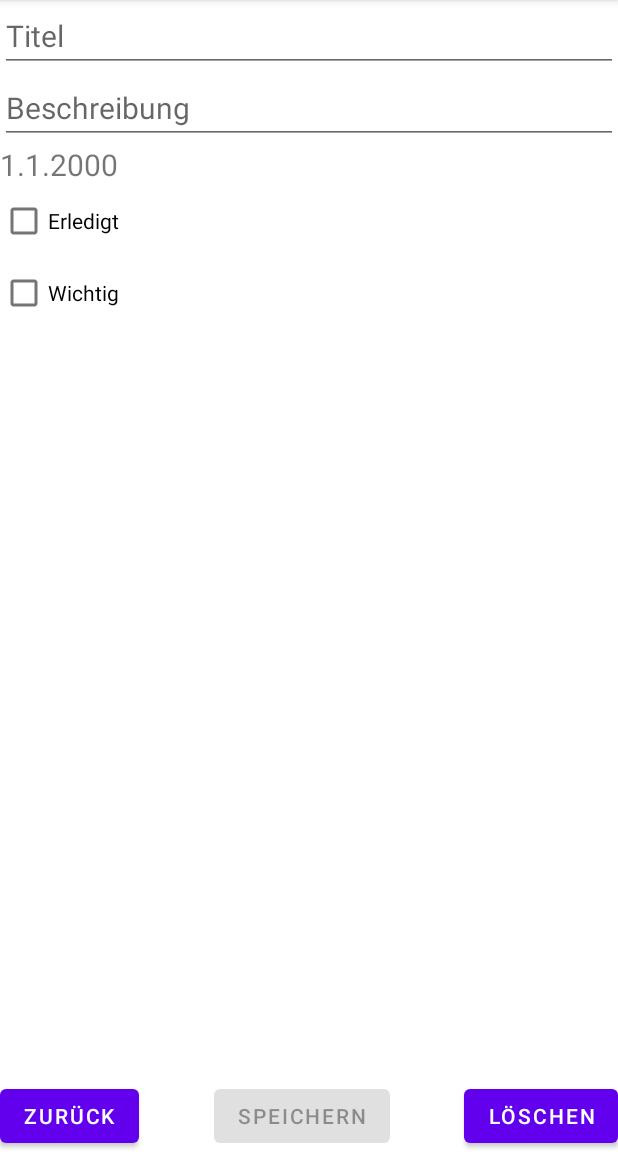
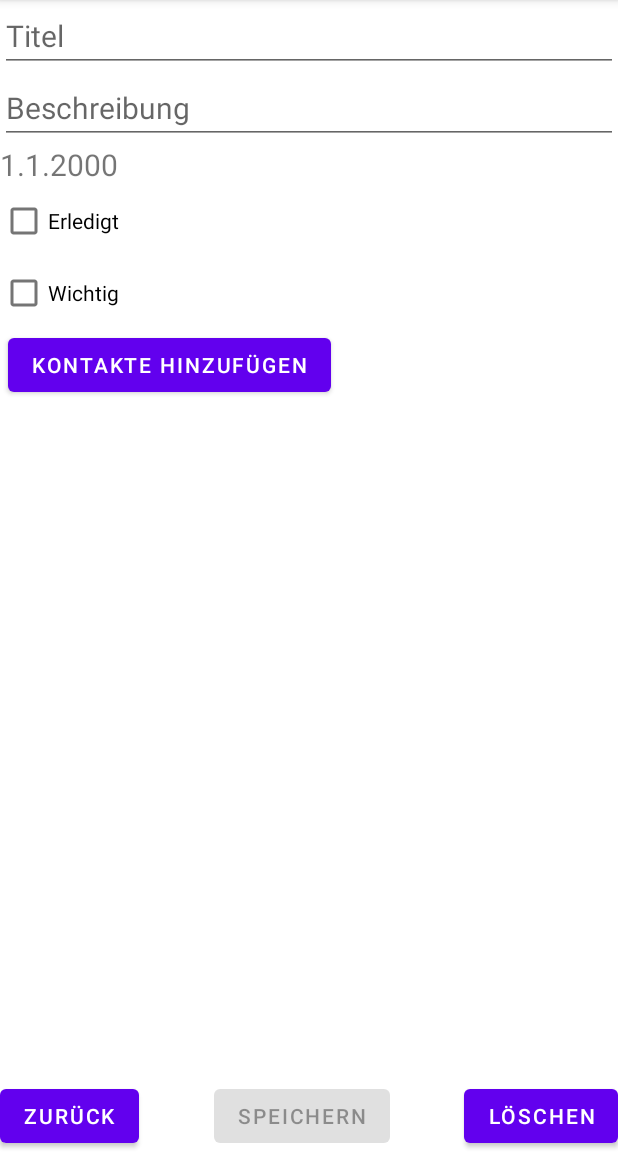
Before and after one commit to ChristianKitte/Yatol, an Android app: the EditToDo screen opened through its navigation route, in the options menu, after a tap on "Lokale Daten löschen", on a phone screen of 412 x 824 dp, the part 84-1236 px from its top. Run offline under Robolectric (Android 15) with nearby library versions, the phone set to English and light mode, and no system bars; our stand-ins replace Room's generated code; libraries missing offline, so code that uses them is left out: androidx.constraintlayout.solver.

Commit message:
Layout und visuelle Effekte erweitert und implementiert.

```diff
--- /dev/null
+++ b/app/src/main/java/de/ckitte/myapplication/Util/DateTimeUtil.kt
@@ -0,0 +1,17 @@
+package de.ckitte.myapplication.Util
+
+import java.time.LocalDateTime
+
+class DateTimeUtil {
+    companion object {
+        fun getTimeString(dateTime: LocalDateTime): String {
+            val currentDayString = dateTime.dayOfMonth.toString().padStart(2, '0')
+            val currentMonthString = dateTime.monthValue.toString().padStart(2, '0')
+            val currentYearString = dateTime.year.toString().padStart(4, '0')
+            val currentHourString = dateTime.hour.toString().padStart(2, '0')
+            val currentMinuteString = dateTime.minute.toString().padStart(2, '0')
+
+            return "Am $currentDayString.$currentMonthString.$currentYearString um $currentHourString:$currentMinuteString Uhr"
+        }
+    }
+}
--- a/app/src/main/java/de/ckitte/myapplication/database/daos/ToDoDao.kt
+++ b/app/src/main/java/de/ckitte/myapplication/database/daos/ToDoDao.kt
@@ -48,7 +48,7 @@ interface ToDoDao {
 
     // Für die Verwendung mit Flow und zur Nutzung mit einem Observer
     // ist dies Pattern notwendig. ACHTUNG: fun ohne suspend!
-    @Query("select * from todo order by toDo_IsDone, toDo_DoUntil, toDo_IsFavourite asc")
+    @Query("select * from todo order by toDo_IsDone, toDo_DoUntil, toDo_IsFavourite desc")
     fun getAllToDosAsFlow_DateThenImportance(): Flow<List<ToDoItem>>
 
     @Query("select * from todo order by toDo_IsDone, toDo_IsFavourite, toDo_DoUntil asc")
--- /dev/null
+++ b/app/src/main/java/de/ckitte/myapplication/rest/api.kt
@@ -0,0 +1,4 @@
+package de.ckitte.myapplication.rest
+
+class api {
+}
--- /dev/null
+++ b/app/src/main/java/de/ckitte/myapplication/surface/Contacts.kt
@@ -0,0 +1,43 @@
+package de.ckitte.myapplication.surface
+
+import android.os.Bundle
+import androidx.fragment.app.Fragment
+import android.view.LayoutInflater
+import android.view.View
+import android.view.ViewGroup
+import androidx.navigation.findNavController
+import de.ckitte.myapplication.Model.EditToDoModel
+import de.ckitte.myapplication.R
+import de.ckitte.myapplication.databinding.FragmentContactsBinding
+import de.ckitte.myapplication.databinding.FragmentEditTodoBinding
+
+class ContactsFragment : Fragment(R.layout.fragment_contacts) {
+    //private lateinit var _viewModel: EditToDoModel
+    private lateinit var _binding: FragmentContactsBinding
+
+    override fun onCreateView(
+        inflater: LayoutInflater, container: ViewGroup?,
+        savedInstanceState: Bundle?
+    ): View? {
+        // Inflate the layout for this fragment
+        return inflater.inflate(R.layout.fragment_contacts, container, false)
+    }
+
+    override fun onViewCreated(view: View, savedInstanceState: Bundle?) {
+        super.onViewCreated(view, savedInstanceState)
+
+        _binding = FragmentContactsBinding.bind(view)
+
+        _binding.apply {
+            btnBack.setOnClickListener {
+                it.findNavController().navigate(R.id.action_contactsFragment_to_editToDo)
+            }
+
+            btnSave.setOnClickListener {
+                it.findNavController().navigate(R.id.action_contactsFragment_to_editToDo)
+            }
+
+        }
+    }
+
+}
--- a/app/src/main/java/de/ckitte/myapplication/surface/EditToDo.kt
+++ b/app/src/main/java/de/ckitte/myapplication/surface/EditToDo.kt
@@ -68,8 +68,6 @@ class EditToDo : Fragment(R.layout.fragment_edit_todo), DatePickerDialog.OnDateS
                 tvDoUntil.text = getDoUntilString()
                 checkIsDone.isChecked = toDoIsDone
                 checkIsFavourite.isChecked = toDoIsFavourite
-
-
             }
         }
 
@@ -148,6 +146,10 @@ class EditToDo : Fragment(R.layout.fragment_edit_todo), DatePickerDialog.OnDateS
             it.findNavController().navigate(R.id.action_editToDo_to_toDoListFragment)
         }
 
+        _binding.btnContacts.setOnClickListener {
+            it.findNavController().navigate(R.id.action_editToDo_to_contactsFragment)
+        }
+
         _binding.btnDelete.setOnClickListener {
             if (currentToDoItem != null) {
                 _viewModel.deleteToDoItem(currentToDoItem)
--- a/app/src/main/java/de/ckitte/myapplication/viewadapter/ToDoListViewAdapter.kt
+++ b/app/src/main/java/de/ckitte/myapplication/viewadapter/ToDoListViewAdapter.kt
@@ -1,33 +1,23 @@
 package de.ckitte.myapplication.viewadapter
 
+import android.annotation.SuppressLint
 import android.content.Context
+import android.graphics.drawable.Drawable
 import android.view.LayoutInflater
-import android.view.View
 import android.view.ViewGroup
-import android.widget.FrameLayout
-import android.widget.Toast
-import androidx.annotation.RestrictTo
-import androidx.annotation.WorkerThread
-import androidx.navigation.NavDirections
-import androidx.navigation.NavHost
-import androidx.navigation.Navigation
+import androidx.core.content.ContextCompat
 import androidx.navigation.findNavController
-import androidx.navigation.fragment.NavHostFragment
+import androidx.recyclerview.widget.DiffUtil
 import androidx.recyclerview.widget.ListAdapter
-import androidx.recyclerview.widget.DiffUtil
 import androidx.recyclerview.widget.RecyclerView
 import de.ckitte.myapplication.Model.ToDoListModel
 import de.ckitte.myapplication.R
-import de.ckitte.myapplication.database.ToDoDatabase
+import de.ckitte.myapplication.Util.DateTimeUtil.Companion.getTimeString
 import de.ckitte.myapplication.database.entities.ToDoItem
-import de.ckitte.myapplication.database.repository.ToDoRepository
 import de.ckitte.myapplication.databinding.FragmentTodoListitemBinding
-import de.ckitte.myapplication.surface.ToDoList
 import de.ckitte.myapplication.viewadapter.ToDoListViewAdapter.ToDoViewHolder
-import kotlinx.coroutines.CoroutineScope
-import kotlinx.coroutines.GlobalScope
-import kotlinx.coroutines.launch
 import java.time.LocalDateTime
+
 
 class ToDoListViewAdapter(private val viewModel: ToDoListModel) :
     ListAdapter<ToDoItem, ToDoViewHolder>(ToDoComparator()) {
@@ -57,7 +47,9 @@ class ToDoListViewAdapter(private val viewModel: ToDoListModel) :
                 checkIsDone.isChecked = toDo.toDoIsDone
                 checkIsFavourite.isChecked = toDo.toDoIsFavourite
 
-                tvDoUntil.text = getDoUntilString(toDo.toDoDoUntil)
+                tvDoUntil.text = getTimeString(toDo.toDoDoUntil)
+                setTitleColor(toDo)
+                setFavouriteIcon()
 
                 fabEdit.setOnClickListener {
                     viewModel.setCurrentToDoItem(toDo)
@@ -67,23 +59,99 @@ class ToDoListViewAdapter(private val viewModel: ToDoListModel) :
                 checkIsDone.setOnClickListener {
                     toDo.toDoIsDone = checkIsDone.isChecked
                     viewModel.updateToDoItem(toDo)
+
+                    setTitleColor(toDo)
                 }
 
                 checkIsFavourite.setOnClickListener {
                     toDo.toDoIsFavourite = checkIsFavourite.isChecked
                     viewModel.updateToDoItem(toDo)
+
+                    setFavouriteIcon()
                 }
             }
         }
 
-        private fun getDoUntilString(dateTime: LocalDateTime): String {
-            val currentDayString = dateTime.dayOfMonth.toString().padStart(2, '0')
-            val currentMonthString = dateTime.monthValue.toString().padStart(2, '0')
-            val currentYearString = dateTime.year.toString().padStart(4, '0')
-            val currentHourString = dateTime.hour.toString().padStart(2, '0')
-            val currentMinuteString = dateTime.minute.toString().padStart(2, '0')
+        private fun FragmentTodoListitemBinding.setFavouriteIcon() {
+            val image: Drawable? = getDrawable()
 
-            return "Am $currentDayString.$currentMonthString.$currentYearString um $currentHourString:$currentMinuteString Uhr"
+            if (checkIsFavourite.isChecked == true) {
+                tvTitle.setCompoundDrawables(
+                    image,
+                    null,
+                    null,
+                    null
+                )
+            } else {
+                tvTitle.setCompoundDrawables(
+                    null,
+                    null,
+                    null,
+                    null
+                )
+            }
+        }
+
+        @SuppressLint("UseCompatLoadingForDrawables")
+        private fun getDrawable(): Drawable? {
+            // WICHTIG ! Sehr lange für gesucht !!!
+            // https://www.programmersought.com/article/67787700192/
+            // Einzig mir bekannter Weg dafür...
+            //val image: Drawable = this@ToDoViewHolder.itemView.context.resources.getDrawable(R.drawable.ic_favourite)
+
+            val image: Drawable? =
+                this@ToDoViewHolder.itemView.context.getDrawable(R.drawable.ic_favourite)
+
+            val h = image?.intrinsicHeight
+            val w = image?.intrinsicWidth
+
+            if (image != null) {
+                if (w != null) {
+                    if (h != null) {
+                        image.setBounds(0, 0, w, h)
+                    }
+                }
+            }
+
+            return image
+        }
+
+        private fun FragmentTodoListitemBinding.setTitleColor(toDo: ToDoItem) {
+            if (toDo.toDoDoUntil.isBefore(LocalDateTime.now())) {
+                if (toDo.toDoDoUntil.isBefore(LocalDateTime.now())) {
+                    if (checkIsDone.isChecked == false) {
+                        tvTitle.setTextColor(
+                            ContextCompat.getColor(
+                                binding.root.context,
+                                R.color.isLate
+                            )
+                        )
+                    } else {
+                        tvTitle.setTextColor(
+                            ContextCompat.getColor(
+                                binding.root.context,
+                                R.color.isDone
+                            )
+                        )
+                    }
+                } else if (toDo.toDoDoUntil.isAfter(LocalDateTime.now())) {
+                    if (checkIsDone.isChecked == false) {
+                        tvTitle.setTextColor(
+                            ContextCompat.getColor(
+                                binding.root.context,
+                                R.color.black_overlay
+                            )
+                        )
+                    } else {
+                        tvTitle.setTextColor(
+                            ContextCompat.getColor(
+                                binding.root.context,
+                                R.color.isDone
+                            )
+                        )
+                    }
+                }
+            }
         }
     }
 
--- /dev/null
+++ b/app/src/main/res/drawable/ic_favourite.xml
@@ -0,0 +1,10 @@
+<vector xmlns:android="http://schemas.android.com/apk/res/android"
+    android:width="20dp"
+    android:height="20dp"
+    android:tint="#F80C0C"
+    android:viewportWidth="20"
+    android:viewportHeight="20">
+    <path
+        android:fillColor="@android:color/white"
+        android:pathData="M12,17.27L18.18,21l-1.64,-7.03L22,9.24l-7.19,-0.61L12,2 9.19,8.63 2,9.24l5.46,4.73L5.82,21z" />
+</vector>
--- a/app/src/main/res/layout/fragment_edit_todo.xml
+++ b/app/src/main/res/layout/fragment_edit_todo.xml
@@ -83,4 +83,15 @@
         app:layout_constraintBottom_toBottomOf="parent"
         app:layout_constraintEnd_toEndOf="parent" />
 
+    <Button
+        android:id="@+id/btnContacts"
+        android:layout_width="wrap_content"
+        android:layout_height="wrap_content"
+        android:layout_marginLeft="5dp"
+        android:text="Kontakte hinzufügen"
+        app:layout_constraintEnd_toEndOf="parent"
+        app:layout_constraintHorizontal_bias="0.0"
+        app:layout_constraintStart_toStartOf="parent"
+        app:layout_constraintTop_toBottomOf="@+id/checkIsFavourite" />
+
 </androidx.constraintlayout.widget.ConstraintLayout>
--- a/app/src/main/res/layout/fragment_todo_list.xml
+++ b/app/src/main/res/layout/fragment_todo_list.xml
@@ -11,6 +11,7 @@
         android:id="@+id/rvtodoitems"
         android:layout_width="match_parent"
         android:layout_height="match_parent"
+        android:layout_marginBottom="100dp"
         app:layout_constraintBottom_toBottomOf="parent"
         app:layout_constraintEnd_toEndOf="parent"
         app:layout_constraintStart_toStartOf="parent"
--- a/app/src/main/res/layout/fragment_todo_listitem.xml
+++ b/app/src/main/res/layout/fragment_todo_listitem.xml
@@ -11,6 +11,8 @@
         android:layout_width="match_parent"
         android:layout_height="wrap_content"
         android:layout_marginBottom="5sp"
+        android:drawablePadding="5sp"
+        android:paddingStart="2sp"
         android:text="TextView"
         android:textSize="20sp" />
 
@@ -19,6 +21,7 @@
         android:layout_width="match_parent"
         android:layout_height="wrap_content"
         android:layout_marginBottom="5sp"
+        android:paddingStart="3sp"
         android:text="TextView"
         android:textSize="20sp" />
 
@@ -27,6 +30,7 @@
         android:layout_width="match_parent"
         android:layout_height="wrap_content"
         android:layout_marginBottom="5sp"
+        android:paddingStart="3sp"
         android:text="TextView"
         android:textSize="20sp" />
 
--- a/app/src/main/res/navigation/navigation_main.xml
+++ b/app/src/main/res/navigation/navigation_main.xml
@@ -34,5 +34,17 @@
         <action
             android:id="@+id/action_editToDo_to_toDoListFragment"
             app:destination="@id/toDoListFragment" />
+        <action
+            android:id="@+id/action_editToDo_to_contactsFragment"
+            app:destination="@id/contactsFragment" />
+    </fragment>
+    <fragment
+        android:id="@+id/contactsFragment"
+        android:name="de.ckitte.myapplication.surface.ContactsFragment"
+        android:label="fragment_contacts"
+        tools:layout="@layout/fragment_contacts">
+        <action
+            android:id="@+id/action_contactsFragment_to_editToDo"
+            app:destination="@id/editToDo" />
     </fragment>
 </navigation>
--- a/app/src/main/res/values/colors.xml
+++ b/app/src/main/res/values/colors.xml
@@ -12,4 +12,7 @@
     <color name="light_blue_A200">#FF40C4FF</color>
     <color name="light_blue_A400">#FF00B0FF</color>
     <color name="black_overlay">#66000000</color>
+
+    <color name="isDone">#FF17C31E</color>
+    <color name="isLate">#FFF63122</color>
 </resources>
```
Also changed, not shown: app/src/main/java/de/ckitte/myapplication/Model/ToDoListModel.kt (+11 -9 lines), app/src/main/java/de/ckitte/myapplication/surface/AddToDo.kt (+8 -14 lines), app/src/main/java/de/ckitte/myapplication/surface/ToDoList.kt (+6 -7 lines), app/src/main/res/layout/fragment_contacts.xml (added, +37 -0 lines).
